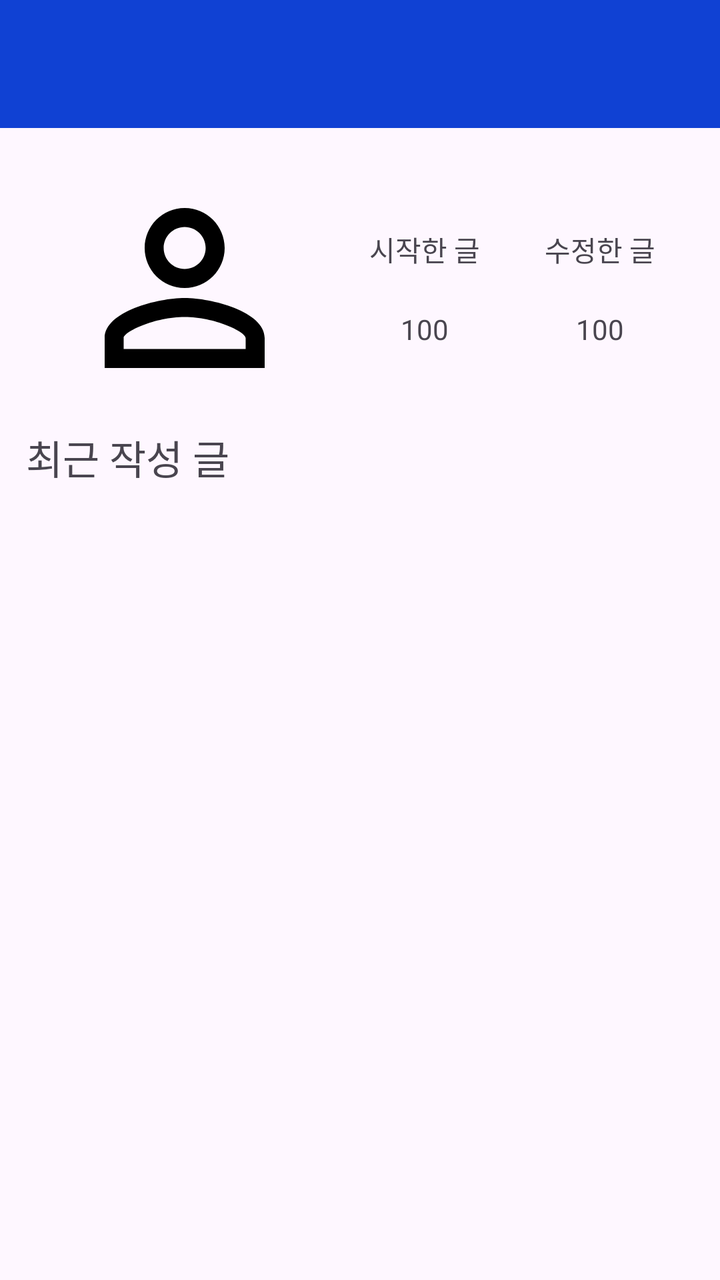
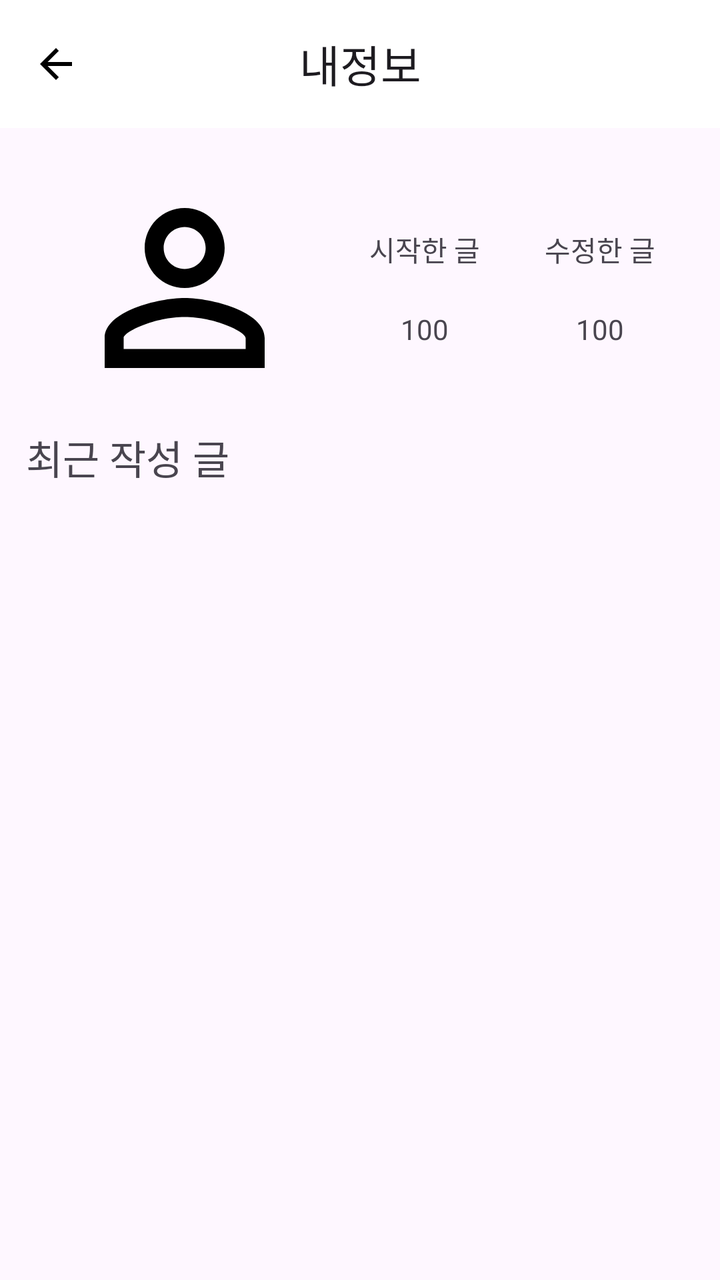

Two renders of the same Android screen: before a commit and after it. Below are the layout's source before the change and the commit's diff.
<!-- AndroidManifest.xml: application theme Theme.YamooWikiProject -->
<!-- res/layout/fragment_myinfo.xml -->
<?xml version="1.0" encoding="utf-8"?>
<androidx.constraintlayout.widget.ConstraintLayout xmlns:android="http://schemas.android.com/apk/res/android"
    xmlns:app="http://schemas.android.com/apk/res-auto"
    xmlns:tools="http://schemas.android.com/tools"
    android:layout_width="match_parent"
    android:layout_height="match_parent"
    tools:context=".ui.myinfo.MyInfoFragment">

    <com.google.android.material.appbar.MaterialToolbar
        android:id="@+id/materialToolbar"
        android:layout_width="match_parent"
        android:layout_height="wrap_content"
        android:background="?attr/colorPrimary"
        android:minHeight="?attr/actionBarSize"
        android:theme="?attr/actionBarTheme"
        app:layout_constraintBottom_toBottomOf="parent"
        app:layout_constraintEnd_toEndOf="parent"
        app:layout_constraintStart_toStartOf="parent"
        app:layout_constraintTop_toTopOf="parent"
        app:layout_constraintVertical_bias="0" />

    <ImageView
        android:id="@+id/imageView"
        android:layout_width="120dp"
        android:layout_height="120dp"
        android:layout_marginTop="20dp"
        android:adjustViewBounds="true"
        android:maxWidth="120dp"
        android:maxHeight="120dp"
        android:src="@drawable/baseline_person_outline_24"
        app:layout_constraintBottom_toTopOf="@id/latestPost"
        app:layout_constraintEnd_toStartOf="@id/startedPost"
        app:layout_constraintStart_toStartOf="parent"
        app:layout_constraintTop_toBottomOf="@+id/materialToolbar" />

    <TextView
        android:id="@+id/startedPost"
        android:layout_width="wrap_content"
        android:layout_height="wrap_content"
        android:text="시작한 글"
        app:layout_constraintBottom_toTopOf="@id/startedPostNumber"
        app:layout_constraintEnd_toStartOf="@id/editedPost"
        app:layout_constraintStart_toEndOf="@+id/imageView"
        app:layout_constraintTop_toTopOf="@+id/imageView"
        app:layout_constraintVertical_chainStyle="packed" />

    <TextView
        android:id="@+id/editedPost"
        android:layout_width="wrap_content"
        android:layout_height="wrap_content"
        android:text="수정한 글"
        app:layout_constraintBottom_toBottomOf="@+id/startedPost"
        app:layout_constraintEnd_toEndOf="parent"
        app:layout_constraintStart_toEndOf="@id/startedPost"
        app:layout_constraintTop_toTopOf="@id/startedPost" />

    <TextView
        android:id="@+id/startedPostNumber"
        android:layout_width="wrap_content"
        android:layout_height="wrap_content"
        android:layout_marginTop="20dp"
        android:text="100"
        app:layout_constraintBottom_toBottomOf="@+id/imageView"
        app:layout_constraintEnd_toEndOf="@+id/startedPost"
        app:layout_constraintStart_toStartOf="@id/startedPost"
        app:layout_constraintTop_toBottomOf="@+id/startedPost" />

    <TextView
        android:id="@+id/editedPostNumber"
        android:layout_width="wrap_content"
        android:layout_height="wrap_content"
        android:text="100"
        app:layout_constraintBottom_toBottomOf="@+id/startedPostNumber"
        app:layout_constraintEnd_toEndOf="@+id/editedPost"
        app:layout_constraintStart_toStartOf="@+id/editedPost"
        app:layout_constraintTop_toTopOf="@id/startedPostNumber" />

    <TextView
        android:id="@+id/latestPost"
        android:layout_width="wrap_content"
        android:layout_height="wrap_content"
        android:layout_marginTop="10dp"
        android:text="최근 작성 글"
        android:textSize="20sp"
        app:layout_constraintBottom_toTopOf="@id/recyclerView"
        app:layout_constraintEnd_toEndOf="parent"
        app:layout_constraintHorizontal_bias="0.05"
        app:layout_constraintStart_toStartOf="parent"
        app:layout_constraintTop_toBottomOf="@id/imageView" />

    <androidx.recyclerview.widget.RecyclerView
        android:id="@+id/recyclerView"
        android:layout_width="match_parent"
        android:layout_height="0dp"
        android:layout_marginTop="10dp"
        app:layout_constraintBottom_toBottomOf="parent"
        app:layout_constraintEnd_toEndOf="parent"
        app:layout_constraintStart_toStartOf="parent"
        app:layout_constraintTop_toBottomOf="@id/latestPost" />


</androidx.constraintlayout.widget.ConstraintLayout>
<!-- resources referenced by this layout -->
<resources>
  <!-- drawable baseline_person_outline_24 (drawable) -->
  <vector android:height="24dp" android:tint="#000000"
      android:viewportHeight="24" android:viewportWidth="24"
      android:width="24dp" xmlns:android="http://schemas.android.com/apk/res/android">
      <path android:fillColor="@android:color/white" android:pathData="M12,5.9c1.16,0 2.1,0.94 2.1,2.1s-0.94,2.1 -2.1,2.1S9.9,9.16 9.9,8s0.94,-2.1 2.1,-2.1m0,9c2.97,0 6.1,1.46 6.1,2.1v1.1L5.9,18.1L5.9,17c0,-0.64 3.13,-2.1 6.1,-2.1M12,4C9.79,4 8,5.79 8,8s1.79,4 4,4 4,-1.79 4,-4 -1.79,-4 -4,-4zM12,13c-2.67,0 -8,1.34 -8,4v3h16v-3c0,-2.66 -5.33,-4 -8,-4z"/>
  </vector>
  <style name="Theme.YamooWikiProject" parent="Base.Theme.YamooWikiProject" />
  <style name="Base.Theme.YamooWikiProject" parent="Theme.Material3.DayNight.NoActionBar">
          
          <item name="colorPrimary">@color/blue</item>
  
  
  
          <item name="android:statusBarColor">@color/white</item>
          <item name="android:windowLightStatusBar">true</item>
      </style>
  <color name="blue">#1041D3</color>
  <color name="white">#FFFFFFFF</color>
</resources>

<!-- the commit's change to res/layout/fragment_myinfo.xml (unified diff, before → after) -->
@@ -10,9 +10,12 @@
         android:id="@+id/materialToolbar"
         android:layout_width="match_parent"
         android:layout_height="wrap_content"
-        android:background="?attr/colorPrimary"
+        android:background="@color/white"
         android:minHeight="?attr/actionBarSize"
         android:theme="?attr/actionBarTheme"
+        app:title="내정보"
+        app:titleCentered="true"
+        app:navigationIcon="@drawable/baseline_arrow_back_24"
         app:layout_constraintBottom_toBottomOf="parent"
         app:layout_constraintEnd_toEndOf="parent"
         app:layout_constraintStart_toStartOf="parent"
<!-- resource entries referenced after the edit -->
@@ -7,6 +7,7 @@
       <path android:fillColor="@android:color/white" android:pathData="M12,5.9c1.16,0 2.1,0.94 2.1,2.1s-0.94,2.1 -2.1,2.1S9.9,9.16 9.9,8s0.94,-2.1 2.1,-2.1m0,9c2.97,0 6.1,1.46 6.1,2.1v1.1L5.9,18.1L5.9,17c0,-0.64 3.13,-2.1 6.1,-2.1M12,4C9.79,4 8,5.79 8,8s1.79,4 4,4 4,-1.79 4,-4 -1.79,-4 -4,-4zM12,13c-2.67,0 -8,1.34 -8,4v3h16v-3c0,-2.66 -5.33,-4 -8,-4z"/>
   </vector>
   <style name="Theme.YamooWikiProject" parent="Base.Theme.YamooWikiProject" />
+  <color name="black">#FF000000</color>
   <style name="Base.Theme.YamooWikiProject" parent="Theme.Material3.DayNight.NoActionBar">
           
           <item name="colorPrimary">@color/blue</item>
@@ -18,5 +19,11 @@
       </style>
   <color name="blue">#1041D3</color>
   <color name="white">#FFFFFFFF</color>
+  <!-- drawable baseline_arrow_back_24 (drawable) -->
+  <vector android:autoMirrored="true" android:height="24dp"
+      android:tint="@color/black" android:viewportHeight="24"
+      android:viewportWidth="24" android:width="24dp" xmlns:android="http://schemas.android.com/apk/res/android">
+      <path android:fillColor="@android:color/white" android:pathData="M20,11H7.83l5.59,-5.59L12,4l-8,8 8,8 1.41,-1.41L7.83,13H20v-2z"/>
+  </vector>
 </resources>
 
